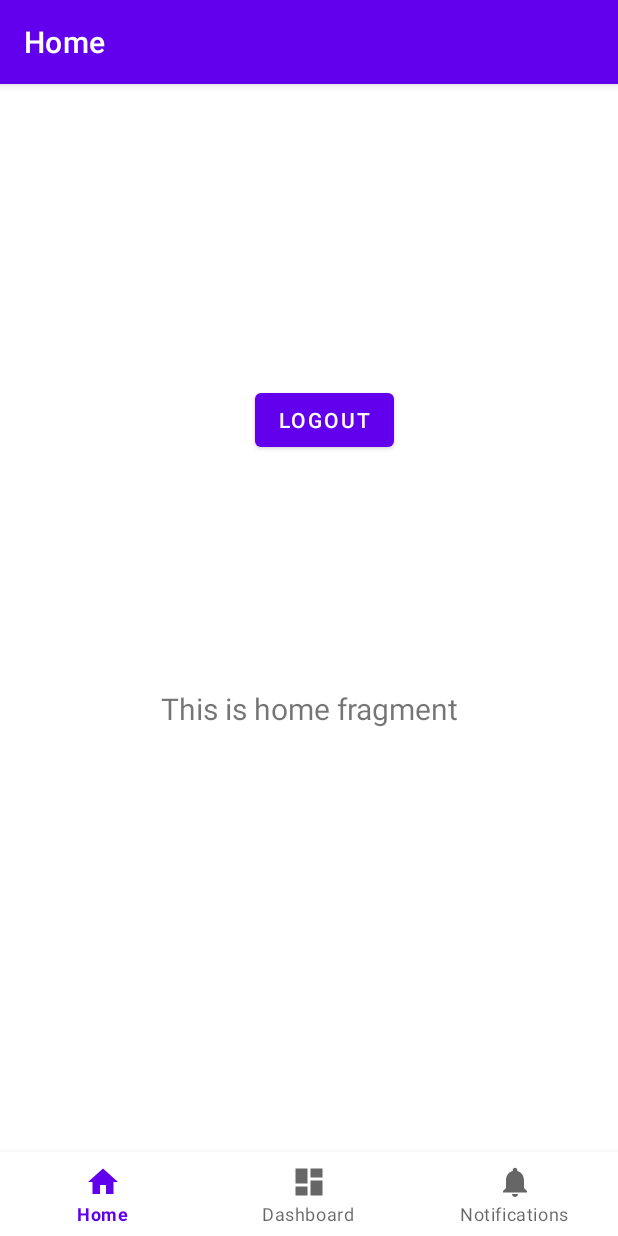
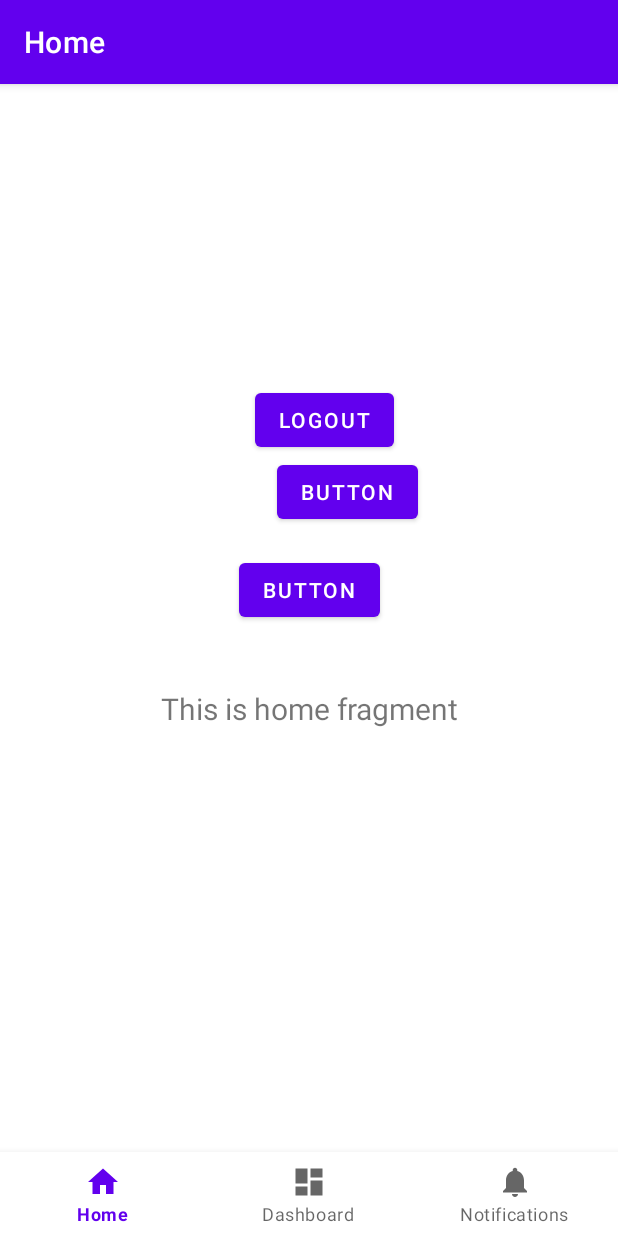
Before and after one commit to Darklaneanjana/Mad_BookStore, an Android app: the MainActivity screen opened directly, with no data from a screen before it, on a phone screen of 412 x 824 dp. Run offline under Robolectric (Android 15) with nearby library versions, the phone set to English and light mode, and no system bars; our stand-ins replace Firebase (no records; nobody signed in at launch, a user with empty details on screens opened directly), navigation-ui.

Commit message:
BookActivity init, get data, send data

```diff
--- a/app/build.gradle
+++ b/app/build.gradle
@@ -48,6 +48,7 @@ dependencies {
     implementation 'androidx.navigation:navigation-fragment:2.4.2'
     implementation 'androidx.navigation:navigation-ui:2.4.2'
     implementation 'com.google.firebase:firebase-firestore:24.1.1'
+    implementation 'androidx.legacy:legacy-support-v4:1.0.0'
     testImplementation 'junit:junit:4.13.2'
     androidTestImplementation 'androidx.test.ext:junit:1.1.3'
     androidTestImplementation 'androidx.test.espresso:espresso-core:3.4.0'
--- a/app/src/main/AndroidManifest.xml
+++ b/app/src/main/AndroidManifest.xml
@@ -9,6 +9,9 @@
         android:roundIcon="@mipmap/ic_launcher_round"
         android:supportsRtl="true"
         android:theme="@style/Theme.BookStore">
+        <activity
+            android:name=".BookActivity"
+            android:exported="false" />
         <activity
             android:name=".RegisterActivity"
             android:exported="false" />
--- a/app/src/main/java/com/example/bookstore/MainActivity.java
+++ b/app/src/main/java/com/example/bookstore/MainActivity.java
@@ -2,13 +2,20 @@ package com.example.bookstore;
 
 import android.content.Intent;
 import android.os.Bundle;
+import android.util.Log;
 import android.view.View;
 import android.widget.Button;
 import android.widget.Toast;
 
+import com.google.android.gms.tasks.OnCompleteListener;
+import com.google.android.gms.tasks.OnFailureListener;
+import com.google.android.gms.tasks.OnSuccessListener;
+import com.google.android.gms.tasks.Task;
 import com.google.android.material.bottomnavigation.BottomNavigationView;
 
+import androidx.annotation.NonNull;
 import androidx.appcompat.app.AppCompatActivity;
+import androidx.fragment.app.FragmentManager;
 import androidx.navigation.NavController;
 import androidx.navigation.Navigation;
 import androidx.navigation.ui.AppBarConfiguration;
@@ -16,10 +23,17 @@ import androidx.navigation.ui.NavigationUI;
 
 import com.example.bookstore.databinding.ActivityMainBinding;
 import com.google.firebase.auth.FirebaseAuth;
+import com.google.firebase.firestore.DocumentReference;
+import com.google.firebase.firestore.DocumentSnapshot;
+import com.google.firebase.firestore.FirebaseFirestore;
+
+import java.util.HashMap;
+import java.util.Map;
 
 public class MainActivity extends AppCompatActivity {
-    private Button logout;
+    public static String bookId;
     private ActivityMainBinding binding;
+    private static final String TAG = "EmailPassword";
 
     @Override
     protected void onCreate(Bundle savedInstanceState) {
@@ -28,7 +42,7 @@ public class MainActivity extends AppCompatActivity {
         binding = ActivityMainBinding.inflate(getLayoutInflater());
         setContentView(binding.getRoot());
 
-        logout = findViewById(R.id.logout);
+        Button logout = findViewById(R.id.logout);
         logout.setOnClickListener(new View.OnClickListener() {
             @Override
             public void onClick(View v){
@@ -40,6 +54,54 @@ public class MainActivity extends AppCompatActivity {
 
             }
         });
+
+        Button testsenddata = findViewById(R.id.testsenddata);
+        testsenddata.setOnClickListener(new View.OnClickListener() {
+            @Override
+            public void onClick(View v){
+                FirebaseFirestore db = FirebaseFirestore.getInstance();
+                Map<String, Object> data = new HashMap<>();
+                data.put("name", "Tokyo");
+                data.put("country", "Japan");
+                // Add a new document with a generated id.
+
+                db.collection("Books")
+                        .add(data)
+                        .addOnSuccessListener(new OnSuccessListener<DocumentReference>() {
+                            @Override
+                            public void onSuccess(DocumentReference documentReference) {
+                                Log.d(TAG, "DocumentSnapshot written with ID: " + documentReference.getId());
+                            }
+                        })
+                        .addOnFailureListener(new OnFailureListener() {
+                            @Override
+                            public void onFailure(@NonNull Exception e) {
+                                Log.w(TAG, "Error adding document", e);
+                            }
+                        });
+
+            }
+        });
+
+
+        Button testchangeIntent = findViewById(R.id.testchangeIntent);
+        testchangeIntent.setOnClickListener(new View.OnClickListener() {
+            @Override
+            public void onClick(View v){
+                String bookId = "Lfuk2Z5AJxUExtIQlUoL";
+                Intent intent = new Intent(MainActivity.this, BookActivity.class);
+                intent.putExtra("bookId", bookId);
+                startActivity(intent);
+
+            }
+        });
+
+
+
+
+
+
+
 
         BottomNavigationView navView = findViewById(R.id.nav_view);
         // Passing each menu ID as a set of Ids because each
--- a/app/src/main/res/layout/fragment_home.xml
+++ b/app/src/main/res/layout/fragment_home.xml
@@ -29,4 +29,25 @@
         android:text="logout"
         app:layout_constraintStart_toStartOf="parent"
         app:layout_constraintTop_toTopOf="parent" />
+
+    <Button
+        android:id="@+id/testsenddata"
+        android:layout_width="wrap_content"
+        android:layout_height="wrap_content"
+        android:layout_marginStart="184dp"
+        android:layout_marginEnd="133dp"
+        android:text="Button"
+        app:layout_constraintEnd_toEndOf="parent"
+        app:layout_constraintStart_toStartOf="parent"
+        app:layout_constraintTop_toBottomOf="@+id/logout" />
+
+    <Button
+        android:id="@+id/testchangeIntent"
+        android:layout_width="wrap_content"
+        android:layout_height="wrap_content"
+        android:layout_marginBottom="41dp"
+        android:text="Button"
+        app:layout_constraintBottom_toTopOf="@+id/text_home"
+        app:layout_constraintEnd_toEndOf="parent"
+        app:layout_constraintStart_toStartOf="parent" />
 </androidx.constraintlayout.widget.ConstraintLayout>
--- a/app/src/main/res/values/strings.xml
+++ b/app/src/main/res/values/strings.xml
@@ -3,4 +3,6 @@
     <string name="title_home">Home</string>
     <string name="title_dashboard">Dashboard</string>
     <string name="title_notifications">Notifications</string>
+    <!-- TODO: Remove or change this placeholder text -->
+    <string name="hello_blank_fragment">Hello blank fragment</string>
 </resources>
```
Also changed, not shown: app/src/main/java/com/example/bookstore/BookActivity.java (added, +62 -0 lines), app/src/main/java/com/example/bookstore/BookFragment.java (added, +64 -0 lines), app/src/main/java/com/example/bookstore/ui/home/HomeFragment.java (+14 -0 lines), app/src/main/res/layout/activity_book.xml (added, +26 -0 lines), app/src/main/res/layout/fragment_book.xml (added, +23 -0 lines).
